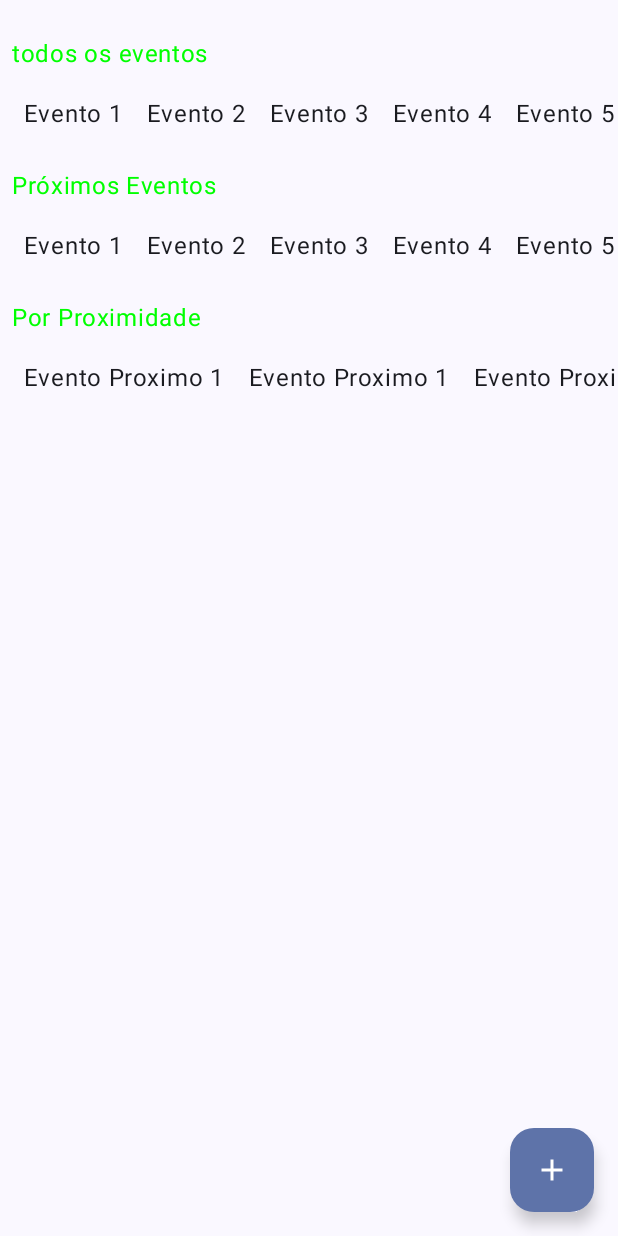
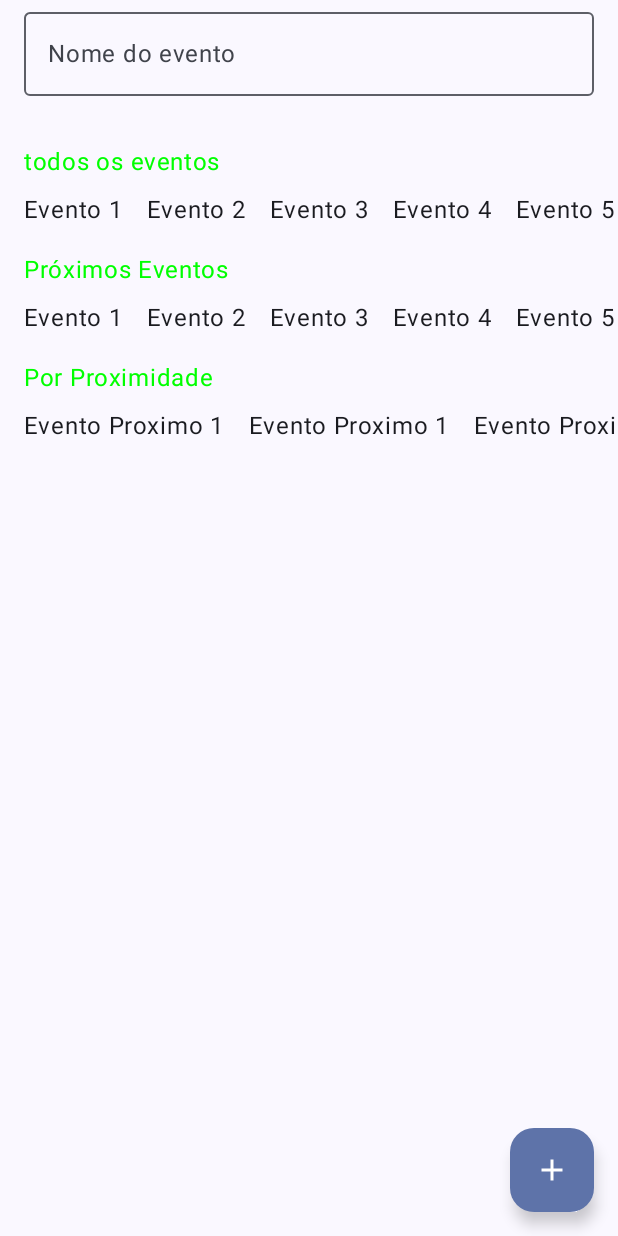
Before and after one commit to PlataformaNitro/Front-End, an Android app built with Jetpack Compose: the screen it shows after launch (MainActivity), on a phone screen of 412 x 824 dp. Run offline under Robolectric (Android 15) with nearby library versions, the phone set to English and light mode, and no system bars.

Commit message:
implementando search de busca

```diff
--- a/app/src/main/java/com/orgs/myapplication/EventoItem.kt
+++ b/app/src/main/java/com/orgs/myapplication/EventoItem.kt
@@ -6,7 +6,7 @@ import com.orgs.myapplication.Model.Evento
 
 @Composable
 fun EventoItem(modifier: Modifier = Modifier,evento:Evento) {
-    Text(evento.titulo)
+    Text(modifier = modifier, text = evento.titulo)
 }
 
 @Preview
--- a/app/src/main/java/com/orgs/myapplication/EventoSection.kt
+++ b/app/src/main/java/com/orgs/myapplication/EventoSection.kt
@@ -15,7 +15,7 @@ import com.orgs.myapplication.Model.Evento
 @Composable
 fun EventoSection(title: String = "Próximos Eventos", modifier: Modifier = Modifier, listaDeEventos: List<Evento>) {
     Column(verticalArrangement = Arrangement.spacedBy(8.dp), modifier = modifier) {
-        Text(text = title, modifier = modifier.padding(8.dp), color = Color.Green)
+        Text(text = title, modifier = modifier.padding(horizontal = 16.dp), color = Color.Green)
         LazyRow(
             horizontalArrangement = Arrangement.spacedBy(16.dp),
             contentPadding = PaddingValues(horizontal = 16.dp)
--- a/app/src/main/java/com/orgs/myapplication/Screen/EventoScreen.kt
+++ b/app/src/main/java/com/orgs/myapplication/Screen/EventoScreen.kt
@@ -2,6 +2,7 @@ import androidx.compose.foundation.layout.Arrangement
 import androidx.compose.foundation.layout.Box
 import androidx.compose.foundation.layout.Column
 import androidx.compose.foundation.layout.Spacer
+import androidx.compose.foundation.layout.fillMaxWidth
 import androidx.compose.foundation.layout.padding
 import androidx.compose.foundation.rememberScrollState
 import androidx.compose.foundation.verticalScroll
@@ -9,8 +10,14 @@ import androidx.compose.material.icons.Icons
 import androidx.compose.material.icons.filled.Add
 import androidx.compose.material3.FloatingActionButton
 import androidx.compose.material3.Icon
+import androidx.compose.material3.OutlinedTextField
 import androidx.compose.material3.Scaffold
+import androidx.compose.material3.Text
 import androidx.compose.runtime.Composable
+import androidx.compose.runtime.getValue
+import androidx.compose.runtime.mutableStateOf
+import androidx.compose.runtime.remember
+import androidx.compose.runtime.setValue
 import androidx.compose.ui.Modifier
 import androidx.compose.ui.tooling.preview.Preview
 import androidx.compose.ui.unit.dp
@@ -18,13 +25,33 @@ import com.orgs.myapplication.Model.Evento
 
 @Composable
 fun EventoScreen(modifier: Modifier = Modifier, sections: Map<String, List<Evento>>) {
+    var text by remember { mutableStateOf("") }
+    var eventosProucurados = remember(text){
+        if(text.isNotBlank()){
+            sampleEvents.filter {evento -> evento.titulo.contains(text,ignoreCase = true) }
+        }else{
+            emptyList()
+        }
+    }
     Column(
         verticalArrangement = Arrangement.spacedBy(16.dp),
         modifier = modifier.verticalScroll(rememberScrollState())
     ) {
+        OutlinedTextField(
+            value = text,
+            onValueChange = { newValue -> text = newValue },
+            modifier = Modifier.fillMaxWidth().padding(horizontal = 16.dp),
+            label = { Text("Nome do evento") }
+        )
         Spacer(Modifier)
-        for (section in sections) {
-            EventoSection(title = section.key, listaDeEventos = section.value)
+        if(text.isBlank()){
+            for (section in sections) {
+                EventoSection(title = section.key, listaDeEventos = section.value)
+            }
+        }else{
+            for(evento in eventosProucurados){
+                EventoItem(modifier = Modifier.padding(start = 16.dp), evento = evento)
+            }
         }
         Spacer(Modifier)
     }
@@ -33,8 +60,10 @@ fun EventoScreen(modifier: Modifier = Modifier, sections: Map<String, List<Event
 @Preview
 @Composable
 private fun EventoScreenPreview() {
-    EventoScreen(sections = mapOf(
-        "Próximos Eventos" to sampleEvents,
-        "Por Proximidade" to sampleEvents)
+    EventoScreen(
+        sections = mapOf(
+            "Próximos Eventos" to sampleEvents,
+            "Por Proximidade" to sampleEvents
+        )
     )
 }
```
Also changed, not shown: app/src/main/java/com/orgs/myapplication/Activitys/MainActivity.kt (+12 -0 lines).
